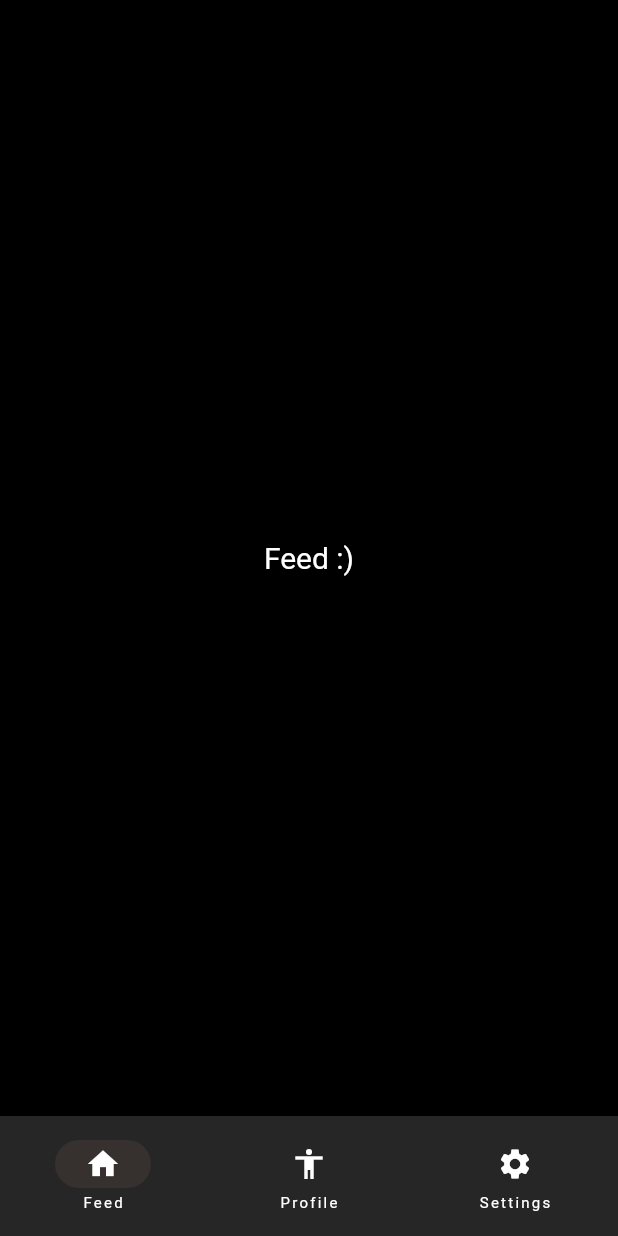
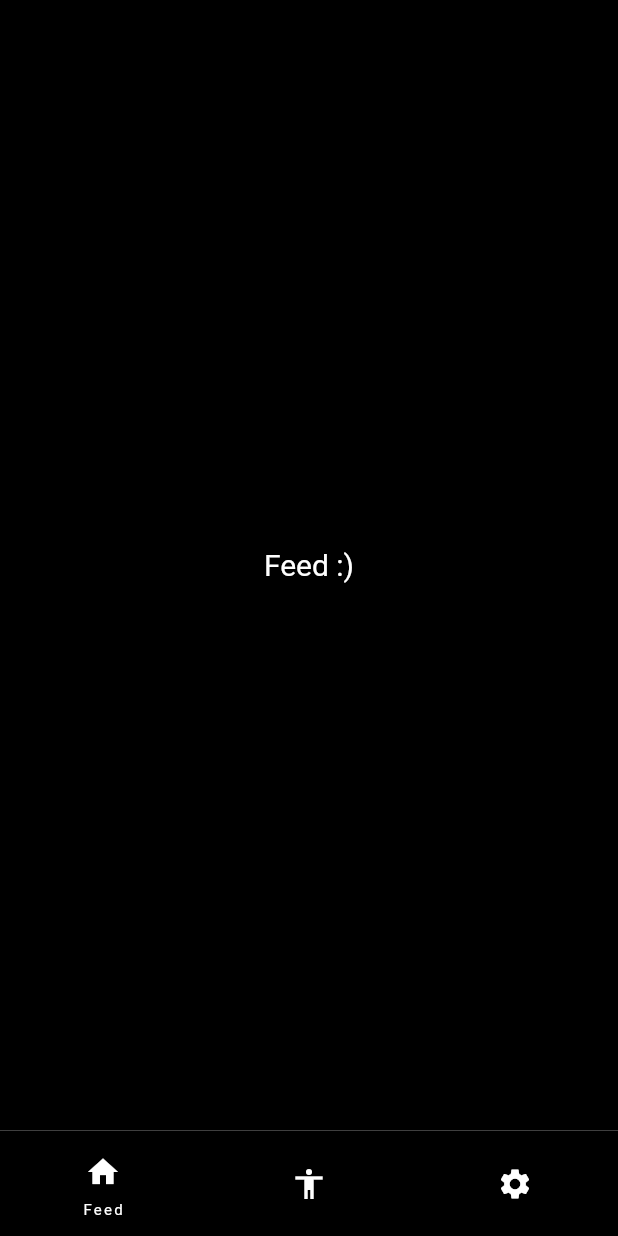
Before and after one commit to Marija97/Ash-Flutter-Mobile-App, a Flutter app: the screen it shows after launch, on a phone screen of 412 x 824 dp. Run offline on Flutter 3.47's test engine with Material 2 defaults, Android fonts, the phone set to English and light mode, and no system bars.

Commit message:
NavigationBarTheme correct UI

```diff
--- a/analysis_options.yaml
+++ b/analysis_options.yaml
@@ -4,10 +4,6 @@
 # The issues identified by the analyzer are surfaced in the UI of Dart-enabled
 # IDEs (https://dart.dev/tools#ides-and-editors). The analyzer can also be
 # invoked from the command line by running `flutter analyze`.
-
-# The following line activates a set of recommended lints for Flutter apps,
-# packages, and plugins designed to encourage good coding practices.
-include: package:flutter_lints/flutter.yaml
 
 linter:
   # The lint rules applied to this project can be customized in the
--- a/lib/common/colors.dart
+++ b/lib/common/colors.dart
@@ -27,4 +27,6 @@ abstract class AshColors {
   static const primaryExperimental = Color(0xFF005B9F);
   static const primaryLight = Color(0xFF1E1E1E);
   static const primaryYellow = Color(0xFFFBC02D);
+
+  static const translucent = Color(0x00000000);
 }
--- a/lib/pages/home/home_page.dart
+++ b/lib/pages/home/home_page.dart
@@ -1,5 +1,6 @@
 import 'package:flutter/material.dart';
 
+import '../../common/colors.dart';
 import '../../router.dart';
 
 class HomePage extends StatefulWidget {
@@ -13,7 +14,7 @@ class _HomePageState extends State<HomePage> {
   int currentIndex = 0;
 
   final destinations = AshRouter.homeNavigationBarItems
-      .map((item) => item.asDestination)
+      .map((navigationBarItem) => navigationBarItem.asDestination)
       .toList();
 
   void _onDestinationSelected(int index) => setState(() {
@@ -22,16 +23,20 @@ class _HomePageState extends State<HomePage> {
 
   @override
   Widget build(BuildContext context) {
-    return NavigationBarTheme(
-      data: NavigationBarThemeData(),
-      child: Scaffold(
-        bottomNavigationBar: NavigationBar(
+    return Scaffold(
+      bottomNavigationBar: Container(
+        decoration: BoxDecoration(
+          border: Border(
+            top: BorderSide(color: AshColors.dividerDark, width: .5),
+          ),
+        ),
+        child: NavigationBar(
           destinations: destinations,
           selectedIndex: currentIndex,
           onDestinationSelected: _onDestinationSelected,
         ),
-        body: AshRouter.homeNavigationBarItems[currentIndex].page,
       ),
+      body: AshRouter.homeNavigationBarItems[currentIndex].page,
     );
   }
 }
--- a/lib/pages/home/models/navigation_bar_content.dart
+++ b/lib/pages/home/models/navigation_bar_content.dart
@@ -1,32 +1,32 @@
 import 'package:flutter/material.dart';
 
-class AshNavigationBarContent {
+class AshNavigationBarItem {
   final String label;
   final Widget icon;
   final Widget page;
 
-  AshNavigationBarContent({
+  AshNavigationBarItem({
     required this.label,
     required this.icon,
     required this.page,
   });
 
-  factory AshNavigationBarContent.feed({required Widget page}) =>
-      AshNavigationBarContent(
+  factory AshNavigationBarItem.feed({required Widget page}) =>
+      AshNavigationBarItem(
         label: 'Feed',
         icon: Icon(Icons.home),
         page: page,
       );
 
-  factory AshNavigationBarContent.profile({required Widget page}) =>
-      AshNavigationBarContent(
+  factory AshNavigationBarItem.profile({required Widget page}) =>
+      AshNavigationBarItem(
         label: 'Profile',
         icon: Icon(Icons.accessibility),
         page: page,
       );
 
-  factory AshNavigationBarContent.settings({required Widget page}) =>
-      AshNavigationBarContent(
+  factory AshNavigationBarItem.settings({required Widget page}) =>
+      AshNavigationBarItem(
         label: 'Settings',
         icon: Icon(Icons.settings),
         page: page,
--- a/lib/router.dart
+++ b/lib/router.dart
@@ -9,9 +9,9 @@ import 'pages/home/settings/settings_page.dart';
 abstract class AshRouter {
   static Widget get initialPage => HomePage();
 
-  static final homeNavigationBarItems = <AshNavigationBarContent>[
-    AshNavigationBarContent.feed(page: FeedPage()),
-    AshNavigationBarContent.profile(page: ProfilePage()),
-    AshNavigationBarContent.settings(page: SettingsPage()),
+  static final homeNavigationBarItems = <AshNavigationBarItem>[
+    AshNavigationBarItem.feed(page: FeedPage()),
+    AshNavigationBarItem.profile(page: ProfilePage()),
+    AshNavigationBarItem.settings(page: SettingsPage()),
   ];
 }
--- a/lib/theme.dart
+++ b/lib/theme.dart
@@ -18,7 +18,12 @@ abstract class AshTheme {
         dividerColor: AshColors.dividerDark,
         dialogBackgroundColor: AshColors.cardDark,
         textTheme: _buildTextTheme(ThemeData.dark()),
-        // navigationBarTheme: NavigationBarThemeData(),
+        navigationBarTheme: NavigationBarThemeData(
+          backgroundColor: AshColors.backgroundDark,
+          labelBehavior: NavigationDestinationLabelBehavior.onlyShowSelected,
+          indicatorColor: AshColors.translucent,
+          height: 70,
+        ),
       );
 
   static TextTheme _buildTextTheme(ThemeData base) {
```
Also changed, not shown: pubspec.lock.
